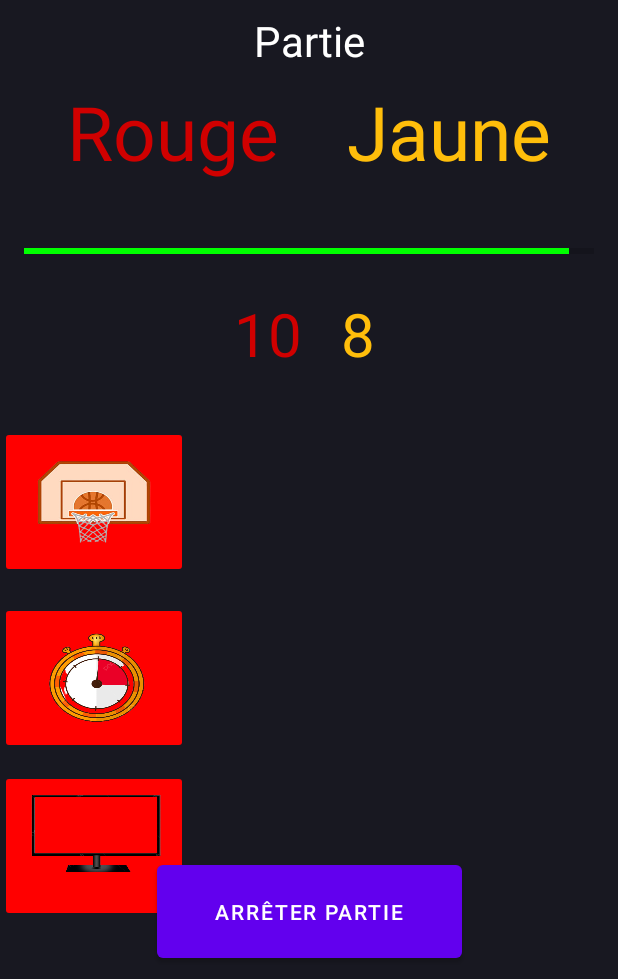
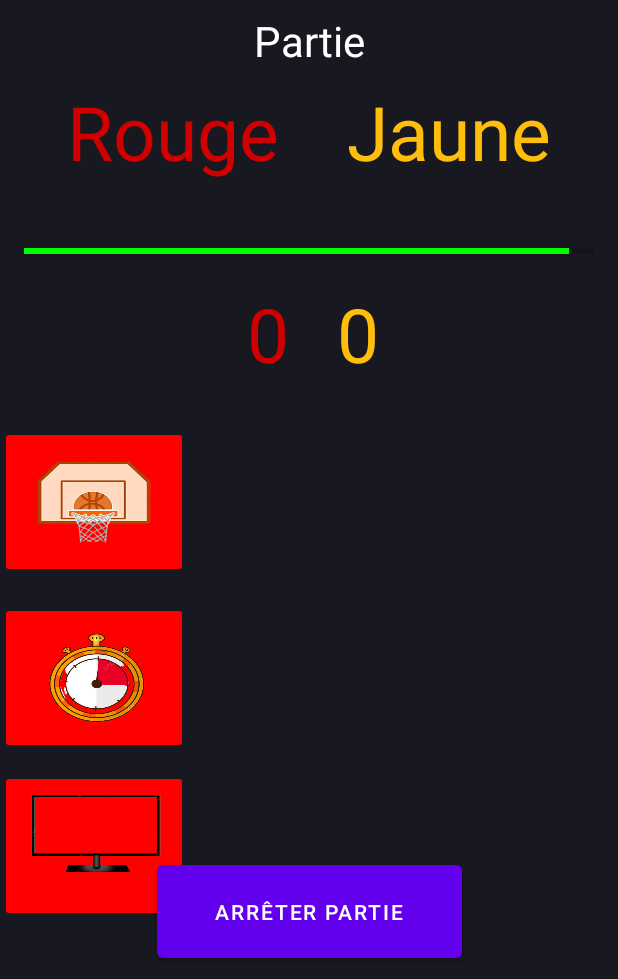
Before and after one commit to btssn-lasalle-84/basket-game-2023, an Android app: the PartieSuivi screen opened directly, with no data from a screen before it, on a phone screen of 412 x 824 dp, the part 257-1236 px from its top. Run offline under Robolectric (Android 15) with nearby library versions, the phone set to English and light mode, and no system bars; 5 statements that could not run were skipped.

Commit message:
BASKET2023-54 gère les trames TIR

```diff
--- a/basketgame-android/app/src/main/java/com/basket_game/PartieSuivi.java
+++ b/basketgame-android/app/src/main/java/com/basket_game/PartieSuivi.java
@@ -48,6 +48,8 @@ public class PartieSuivi extends AppCompatActivity
     private TimerTask              tacheCompteurTempsTour = null;
     private CommunicationBluetooth communicationBluetooth = null;
     Handler                        handler                = null;
+    private int compteurEquipe1 = 0;
+    private int compteurEquipe2 = 0;
 
     /**
      * Ressources GUI
@@ -56,6 +58,8 @@ public class PartieSuivi extends AppCompatActivity
     ImageButton boutonConnexionModuleDetection;
     ImageButton boutonConnexionModuleSignalisation;
     ImageButton boutonConnexionModuleEcran;
+    TextView affichageScoreEquipe1;
+    TextView affichageScoreEquipe2;
 
     /**
      * @brief Méthode appelée à la création de l'activité
@@ -86,6 +90,7 @@ public class PartieSuivi extends AppCompatActivity
     {
         super.onStart();
         Log.d(TAG, "onStart()");
+        initialiserCompteursScores();
         initialiserCompteurTempsTour();
         connecterModules();
         verifierConnexionModules();
@@ -124,7 +129,23 @@ public class PartieSuivi extends AppCompatActivity
     }
 
     /**
-     * @brief Méthode
+     * @brief Méthode permettant d'initialiser les compteurs des scores des équipes
+     */
+    private void initialiserCompteursScores()
+    {
+        compteurEquipe1 = 0;
+        compteurEquipe2 = 0;
+
+        affichageScoreEquipe1 = findViewById(R.id.affichageScoreEquipe1);
+        String scoreEquipe1 = String.valueOf(compteurEquipe1);
+        affichageScoreEquipe1.setText(scoreEquipe1);
+        affichageScoreEquipe2 = findViewById(R.id.affichageScoreEquipe2);
+        String scoreEquipe2 = String.valueOf(compteurEquipe2);
+        affichageScoreEquipe2.setText(scoreEquipe2);
+    }
+
+    /**
+     * @brief Méthode permettant d'initialiser le compteur du temps
      */
     private void initialiserCompteurTempsTour()
     {
@@ -251,6 +272,28 @@ public class PartieSuivi extends AppCompatActivity
             affichageNomEquipe2.setText(nomEquipe2);
             partie.getEquipe2().setNomEquipe(nomEquipe2);
         }
+    }
+
+    /**
+     * @brief Méthode appelée pour afficher le score de l'équipe 1
+     */
+    private void afficherScoreEquipe1()
+    {
+        affichageScoreEquipe1 = findViewById(R.id.affichageScoreEquipe1);
+        String scoreEquipe1 = String.valueOf(compteurEquipe1);
+        Log.d(TAG, "afficherScoreEquipe1() compteurEquipe1 = " + compteurEquipe1);
+        affichageScoreEquipe1.setText(scoreEquipe1);
+    }
+
+    /**
+     * @brief Méthode appelée pour afficher le score de l'équipe 2
+     */
+    private void afficherScoreEquipe2()
+    {
+        TextView affichageScoreEquipe2 = findViewById(R.id.affichageScoreEquipe2);
+        String scoreEquipe2 = String.valueOf(compteurEquipe2);
+        Log.d(TAG, "afficherScoreEquipe2() compteurEquipe2 = " + compteurEquipe2);
+        affichageScoreEquipe2.setText(scoreEquipe2);
     }
 
     /**
@@ -509,9 +552,22 @@ public class PartieSuivi extends AppCompatActivity
                         break;
                     case CommunicationBluetooth.RECEPTION_BLUETOOTH:
                         Log.d(TAG, "handleMessage() RECEPTION_BLUETOOTH " + message.obj.toString());
-                        /**
-                         * @todo Gérer les trames TIR
-                         */
+                        String trameTir = message.obj.toString();
+                        communicationBluetooth.envoyer(trameTir, CommunicationBluetooth.ID_MODULE_ECRAN);
+
+                        String[] elements = trameTir.split(CommunicationBluetooth.DELIMITEUR_CHAMPS_TRAME);
+                        if(elements.length >= 4 && elements[1].equals(String.valueOf(CommunicationBluetooth.Type.TIR))) {
+                            String couleur = elements[2];
+
+                            if (couleur.equals(String.valueOf(CommunicationBluetooth.CouleurEquipe.ROUGE))) {
+                                compteurEquipe1++;
+                                afficherScoreEquipe1();
+                            } else if (couleur.equals(String.valueOf(CommunicationBluetooth.CouleurEquipe.JAUNE))) {
+                                compteurEquipe2++;
+                                afficherScoreEquipe2();
+                            }
+                        }
+                        reinitialiserCompteur();
                         break;
                     case CommunicationBluetooth.DECONNEXION_BLUETOOTH:
                         Log.d(TAG,
--- a/basketgame-android/app/src/main/res/layout/partie_suivi.xml
+++ b/basketgame-android/app/src/main/res/layout/partie_suivi.xml
@@ -34,7 +34,7 @@
         android:id="@+id/affichageNomEquipe1"
         android:layout_width="wrap_content"
         android:layout_height="wrap_content"
-        android:contentDescription="Équipe 2"
+        android:contentDescription="Équipe 1"
         android:gravity="center"
         android:textColor="#D00000"
         android:textSize="50sp"
@@ -72,15 +72,14 @@
         />
 
     <TextView
-        android:id="@+id/scoreEquipe1"
+        android:id="@+id/affichageScoreEquipe1"
         android:layout_width="93dp"
         android:layout_height="109dp"
         android:layout_marginStart="90dp"
+        android:contentDescription="Score Équipe 1"
         android:gravity="center"
-        android:padding="8dp"
-        android:text="10"
         android:textColor="#D00000"
-        android:textSize="40sp"
+        android:textSize="50sp"
         app:layout_constraintBottom_toBottomOf="parent"
         app:layout_constraintEnd_toEndOf="parent"
         app:layout_constraintHorizontal_bias="0.185"
@@ -89,21 +88,22 @@
         app:layout_constraintVertical_bias="0.43" />
 
     <TextView
-        android:id="@+id/scoreEquipe2"
+        android:id="@+id/affichageScoreEquipe2"
         android:layout_width="93dp"
         android:layout_height="109dp"
         android:layout_marginEnd="90dp"
+        android:contentDescription="Score Équipe 2"
         android:gravity="center"
         android:padding="8dp"
-        android:text="8"
         android:textColor="#FFBE0B"
-        android:textSize="40sp"
+        android:textSize="50sp"
         app:layout_constraintBottom_toBottomOf="parent"
         app:layout_constraintEnd_toEndOf="parent"
         app:layout_constraintHorizontal_bias="0.841"
         app:layout_constraintStart_toStartOf="parent"
         app:layout_constraintTop_toTopOf="parent"
-        app:layout_constraintVertical_bias="0.43" />
+        app:layout_constraintVertical_bias="0.43"  />
+
 
     <ImageButton
         android:id="@+id/boutonConnexionModuleDetection"
```
